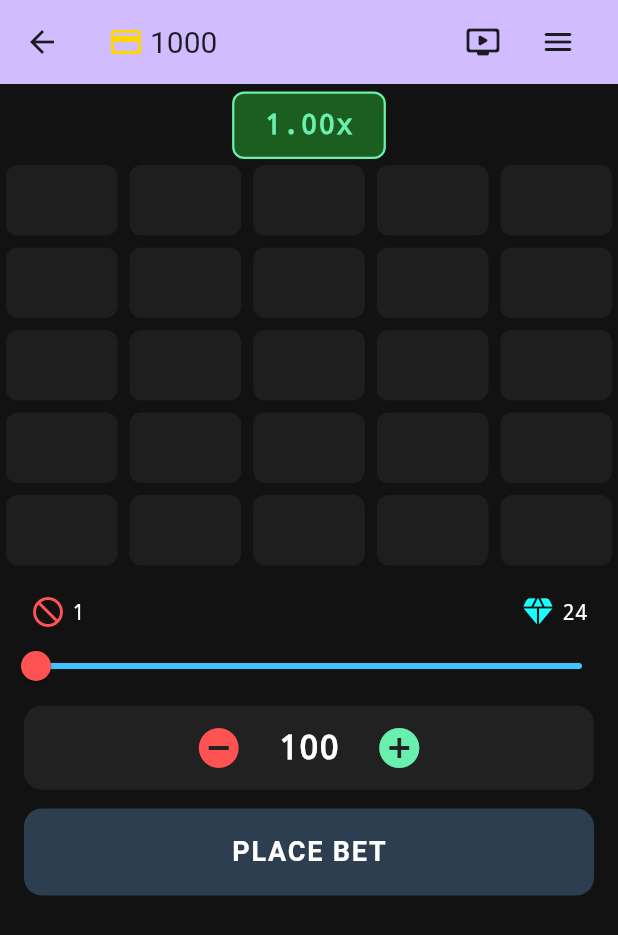
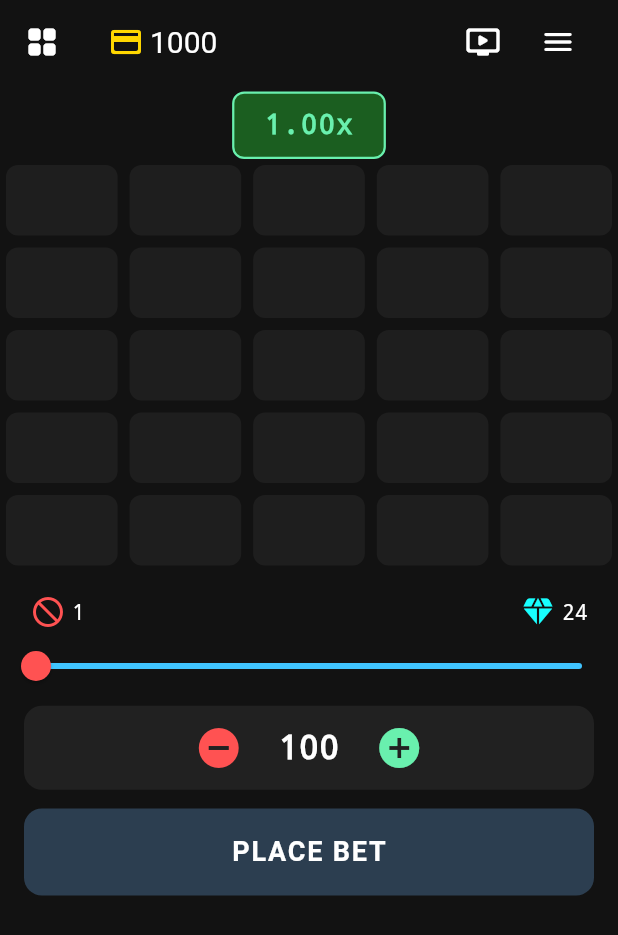
Before and after one commit to noahkim006/gamba_game, a Flutter app: the DiamondGame screen opened directly, on a phone screen of 412 x 824 dp. Shown: the top 935 px of the screen. Run offline on Flutter 3.47's test engine with Material 3 defaults, Android fonts, the phone set to English and light mode, and no system bars; our stand-ins replace shared_preferences; accounts and stored records are empty.

```diff
--- a/lib/pages/diamonds_game_page.dart
+++ b/lib/pages/diamonds_game_page.dart
@@ -15,7 +15,7 @@ class _DiamondGameState extends State<DiamondGame> {
   bool _gameEnabled = false;
   bool _gameLost = false;
 
-  int _turnNumber = 1;
+  int _turnNumber = 0;
   double _sliderValue = 1.00;
   Set<int> _diamondTiles = {};
   final Set<int> _flippedTiles = {};
@@ -55,7 +55,16 @@ class _DiamondGameState extends State<DiamondGame> {
     return Scaffold(
       backgroundColor: _bgColor,
       appBar: AppBar(
-        backgroundColor: Theme.of(context).colorScheme.inversePrimary,
+        leading: IconButton(
+          onPressed: () async {
+            Navigator.of(context).pop();
+          },
+          icon: const Icon(
+            Icons.grid_view_rounded,
+            color: Colors.white,
+          ),
+        ),
+        backgroundColor: const Color(0xFF121212),
         title: Row(
           mainAxisAlignment: MainAxisAlignment.spaceBetween,
           children: [
@@ -66,19 +75,20 @@ class _DiamondGameState extends State<DiamondGame> {
                 const SizedBox(width: 4),
                 Text(
                   '$_balance',
-                  style: const TextStyle(fontSize: 20),
+                  style: const TextStyle(fontSize: 20, color: Colors.white),
                 ),
               ],
             ),
             Row(
               children: [
                 IconButton(
-                  icon: const Icon(Icons.ondemand_video_rounded),
+                  icon: const Icon(Icons.ondemand_video_rounded,
+                      color: Colors.white),
                   onPressed: () {},
                 ),
                 const SizedBox(width: 2),
                 IconButton(
-                  icon: const Icon(Icons.menu_rounded),
+                  icon: const Icon(Icons.menu_rounded, color: Colors.white),
                   onPressed: () {},
                 ),
               ],
@@ -291,13 +301,24 @@ class _DiamondGameState extends State<DiamondGame> {
 
   void _handleTileTap(int index, bool isDiamond) {
     setState(() {
-      _turnNumber++;
       _flippedTiles.add(index);
       if (!isDiamond) {
         _gameEnabled = false;
         _gameLost = true;
-      } else {
-        _calculateCashoutMultiplier();
+        return;
+      }
+      _turnNumber++;
+
+      _calculateCashoutMultiplier();
+      // print("turnNumber: " + _turnNumber.toString());
+      // print("num of diamonds: " + (25 - _sliderValue).toString());
+      if (_turnNumber == (25 - _sliderValue)) {
+        // print("winwinwinwinwiwnwinwinwiwniwn");
+        setState(() {
+          int winnings = calculateWinnings(betValue.value, betMultiplier.value);
+          addToBalance(winnings);
+          _loadBalance();
+        });
       }
     });
   }
@@ -317,7 +338,7 @@ class _DiamondGameState extends State<DiamondGame> {
     //============CLEAN UP=========================
     _gameEnabled = true;
     _gameLost = false;
-    _turnNumber = 1;
+    _turnNumber = 0;
     _flippedTiles.clear();
     _diamondTiles.clear();
     _generateDiamondTiles();
```
Also changed, not shown: lib/methods/balance_funcs.dart (+11 -0 lines).
